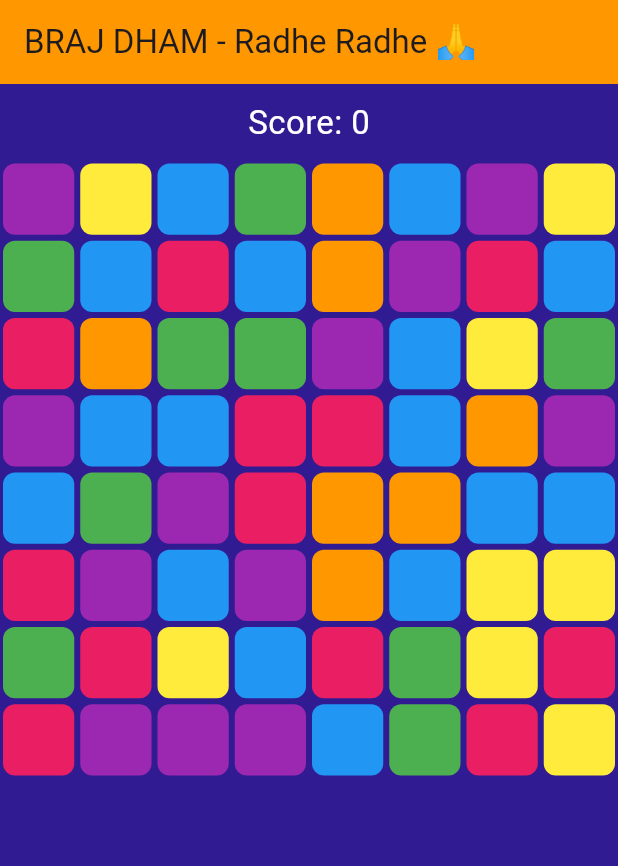
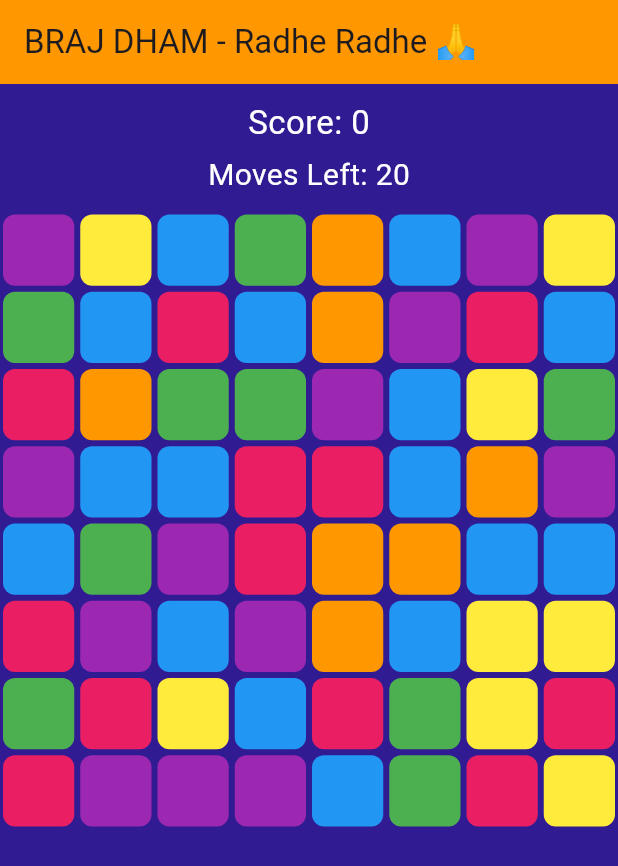
Before and after one commit to shubh7ag/braj-dham-zone, a Flutter app: the screen it shows after launch, on a phone screen of 412 x 824 dp. Shown: the top 866 px of the screen. Run offline on Flutter 3.47's test engine with Material 3 defaults, Android fonts, the phone set to English and light mode, and no system bars.

Commit message:
Added move counter and basic game over state

```diff
--- a/lib/screens/game_screen.dart
+++ b/lib/screens/game_screen.dart
@@ -10,12 +10,16 @@ class GameScreen extends StatefulWidget {
 
 class _GameScreenState extends State<GameScreen> {
   final GameBoard gameBoard = GameBoard();
+
   int score = 0;
+  int movesLeft = 20;
 
   int? selectedRow;
   int? selectedCol;
 
   Color getTileColor(int value) {
+    if (value == -1) return Colors.black;
+
     List<Color> colors = [
       Colors.orange,
       Colors.pink,
@@ -28,26 +32,34 @@ class _GameScreenState extends State<GameScreen> {
   }
 
   void onTileTap(int row, int col) {
+    if (movesLeft <= 0) return; // ✅ CORRECT PLACE
+
     setState(() {
       if (selectedRow == null) {
         selectedRow = row;
         selectedCol = col;
       } else {
-        // Swap tiles
+        // Swap
         int temp = gameBoard.board[row][col];
         gameBoard.board[row][col] =
             gameBoard.board[selectedRow!][selectedCol!];
         gameBoard.board[selectedRow!][selectedCol!] = temp;
 
+        movesLeft--;
 
-        var matches = gameBoard.findMatches();
-        int removed = gameBoard.removeMatches(matches);
+        // Chain reaction combo
+        int comboMultiplier = 1;
 
-        if (removed > 0) {
+        while (true) {
+          var matches = gameBoard.findMatches();
+          int removed = gameBoard.removeMatches(matches);
+
+          if (removed == 0) break;
+
+          score += removed * 10 * comboMultiplier;
           gameBoard.applyGravity();
+          comboMultiplier++;
         }
-
-        score += removed * 10;
 
         selectedRow = null;
         selectedCol = null;
@@ -66,6 +78,7 @@ class _GameScreenState extends State<GameScreen> {
       body: Column(
         children: [
           const SizedBox(height: 10),
+
           Text(
             "Score: $score",
             style: const TextStyle(
@@ -73,13 +86,36 @@ class _GameScreenState extends State<GameScreen> {
               color: Colors.white,
             ),
           ),
+
+          const SizedBox(height: 5),
+
+          Text(
+            "Moves Left: $movesLeft",
+            style: const TextStyle(
+              fontSize: 20,
+              color: Colors.white,
+            ),
+          ),
+
           const SizedBox(height: 10),
+
+          if (movesLeft == 0)
+            const Text(
+              "Game Over 🙏",
+              style: TextStyle(
+                fontSize: 24,
+                color: Colors.red,
+                fontWeight: FontWeight.bold,
+              ),
+            ),
+
           Expanded(
             child: GridView.builder(
               gridDelegate: const SliverGridDelegateWithFixedCrossAxisCount(
                 crossAxisCount: GameBoard.gridSize,
               ),
-              itemCount: GameBoard.gridSize * GameBoard.gridSize,
+              itemCount:
+                  GameBoard.gridSize * GameBoard.gridSize,
               itemBuilder: (context, index) {
                 int row = index ~/ GameBoard.gridSize;
                 int col = index % GameBoard.gridSize;
@@ -92,10 +128,14 @@ class _GameScreenState extends State<GameScreen> {
                   child: Container(
                     margin: const EdgeInsets.all(2),
                     decoration: BoxDecoration(
-                      color: getTileColor(gameBoard.board[row][col]),
-                      borderRadius: BorderRadius.circular(8),
+                      color: getTileColor(
+                          gameBoard.board[row][col]),
+                      borderRadius:
+                          BorderRadius.circular(8),
                       border: isSelected
-                          ? Border.all(color: Colors.white, width: 3)
+                          ? Border.all(
+                              color: Colors.white,
+                              width: 3)
                           : null,
                     ),
                   ),
```
